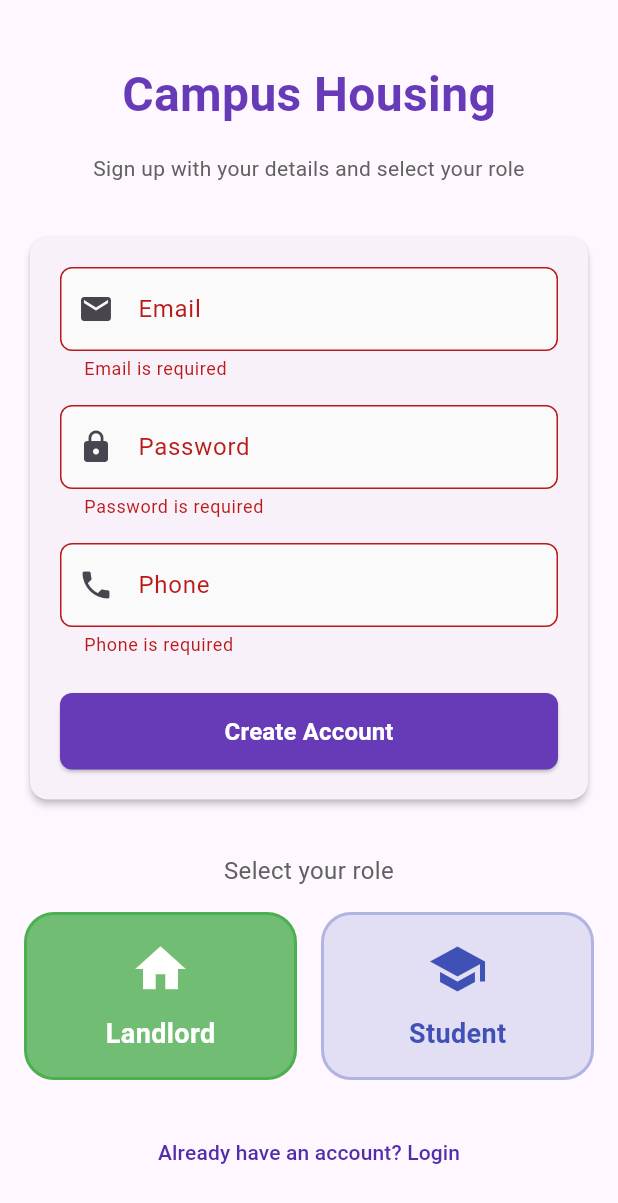
After one commit to jim-maina/Campus_housing, a Flutter app: the SignupPage screen opened directly, after a tap on "Create Account", after a tap on "Landlord", on a phone screen of 412 x 824 dp. The commit adds this screen. Shown: the top 1203 px of the screen. Run offline on Flutter 3.47's test engine with Material 3 defaults, Android fonts, the phone set to English and light mode, and no system bars; network calls fail.

Commit message:
merged the signup pages and role selector page into one

```diff
--- a/lib/screens/landing_page.dart
+++ b/lib/screens/landing_page.dart
@@ -1,5 +1,5 @@
 import 'package:flutter/material.dart';
-import 'role_selector.dart';
+import 'signup.dart';
 
 class LandingPage extends StatelessWidget {
   const LandingPage({super.key});
@@ -126,7 +126,7 @@ class LandingPage extends StatelessWidget {
                           onPressed: () {
                             Navigator.of(context).push(
                               MaterialPageRoute(
-                                builder: (_) => const RoleSelectorPage(),
+                                builder: (_) => const SignupPage(),
                               ),
                             );
                           },
@@ -141,7 +141,7 @@ class LandingPage extends StatelessWidget {
                             style: TextStyle(
                               fontSize: 15,
                               fontWeight: FontWeight.bold,
-                              color: Colors.deepPurple,
+                              color: Color.fromARGB(255, 13, 11, 17),
                             ),
                           ),
                         ),
--- /dev/null
+++ b/lib/screens/signup.dart
@@ -0,0 +1,310 @@
+import 'package:flutter/material.dart';
+import 'package:provider/provider.dart';
+import '../providers/auth_provider.dart';
+import '../screens/listings_feed.dart';
+import '../screens/login.dart';
+
+class SignupPage extends StatefulWidget {
+  const SignupPage({super.key});
+
+  @override
+  State<SignupPage> createState() => _SignupPageState();
+}
+
+class _SignupPageState extends State<SignupPage> {
+  final _formKey = GlobalKey<FormState>();
+  final _emailController = TextEditingController();
+  final _passwordController = TextEditingController();
+  final _phoneController = TextEditingController();
+
+  bool _isLoading = false;
+
+  // Role state: either 'student' or 'landlord'
+  String? _selectedRole;
+
+  @override
+  void dispose() {
+    _emailController.dispose();
+    _passwordController.dispose();
+    _phoneController.dispose();
+    super.dispose();
+  }
+
+  Future<void> _handleSignup() async {
+    if (_formKey.currentState!.validate() && _selectedRole != null) {
+      setState(() => _isLoading = true);
+
+      try {
+        final auth = context.read<AuthProvider>();
+        bool success = false;
+
+        if (_selectedRole == 'student') {
+          success = await auth.signupStudent(
+            email: _emailController.text.trim(),
+            password: _passwordController.text,
+            phone: _phoneController.text.trim(),
+          );
+        } else if (_selectedRole == 'landlord') {
+          success = await auth.signupLandlord(
+            email: _emailController.text.trim(),
+            password: _passwordController.text,
+            phone: _phoneController.text.trim(),
+          );
+        }
+
+        if (success && mounted) {
+          ScaffoldMessenger.of(context).showSnackBar(
+            const SnackBar(
+              content: Text('Signup successful!'),
+              backgroundColor: Colors.green,
+            ),
+          );
+          Navigator.of(context).pushReplacement(
+            MaterialPageRoute(builder: (_) => const ListingsFeedPage()),
+          );
+        }
+      } catch (e) {
+        if (mounted) {
+          ScaffoldMessenger.of(
+            context,
+          ).showSnackBar(SnackBar(content: Text('Error: $e')));
+        }
+      } finally {
+        if (mounted) setState(() => _isLoading = false);
+      }
+    } else if (_selectedRole == null) {
+      ScaffoldMessenger.of(
+        context,
+      ).showSnackBar(const SnackBar(content: Text('Please select a role')));
+    }
+  }
+
+  Widget _roleCard(String title, IconData icon, Color color, String value) {
+    final isSelected = _selectedRole == value;
+    return GestureDetector(
+      onTap: () {
+        setState(() => _selectedRole = value);
+      },
+      child: AnimatedContainer(
+        duration: const Duration(milliseconds: 200),
+        padding: const EdgeInsets.all(16),
+        decoration: BoxDecoration(
+          color: isSelected ? color.withOpacity(0.8) : color.withOpacity(0.15),
+          borderRadius: BorderRadius.circular(20),
+          border: Border.all(
+            color: isSelected ? color : color.withOpacity(0.3),
+            width: 2,
+          ),
+        ),
+        child: Column(
+          children: [
+            Icon(icon, size: 40, color: isSelected ? Colors.white : color),
+            const SizedBox(height: 10),
+            Text(
+              title,
+              style: TextStyle(
+                fontSize: 18,
+                fontWeight: FontWeight.bold,
+                color: isSelected ? Colors.white : color,
+              ),
+            ),
+          ],
+        ),
+      ),
+    );
+  }
+
+  @override
+  Widget build(BuildContext context) {
+    return Scaffold(
+      resizeToAvoidBottomInset: true,
+      body: SafeArea(
+        child: SingleChildScrollView(
+          padding: EdgeInsets.fromLTRB(
+            16,
+            40,
+            16,
+            16 + MediaQuery.of(context).viewInsets.bottom,
+          ),
+          child: Column(
+            crossAxisAlignment: CrossAxisAlignment.stretch,
+            children: [
+              // Header
+              Center(
+                child: Text(
+                  'Campus Housing',
+                  style: TextStyle(
+                    fontSize: 32,
+                    fontWeight: FontWeight.bold,
+                    color: Colors.deepPurple,
+                  ),
+                ),
+              ),
+              const SizedBox(height: 16),
+              Center(
+                child: Text(
+                  'Sign up with your details and select your role',
+                  textAlign: TextAlign.center,
+                  style: TextStyle(fontSize: 14, color: Colors.grey.shade700),
+                ),
+              ),
+              const SizedBox(height: 32),
+
+              // Signup Form
+              Card(
+                elevation: 2,
+                child: Padding(
+                  padding: const EdgeInsets.all(20),
+                  child: Form(
+                    key: _formKey,
+                    child: Column(
+                      crossAxisAlignment: CrossAxisAlignment.stretch,
+                      children: [
+                        TextFormField(
+                          controller: _emailController,
+                          decoration: InputDecoration(
+                            labelText: 'Email',
+                            prefixIcon: const Icon(Icons.email),
+                            border: OutlineInputBorder(
+                              borderRadius: BorderRadius.circular(8),
+                            ),
+                            filled: true,
+                            fillColor: Colors.grey.shade50,
+                          ),
+                          validator: (value) {
+                            if (value?.isEmpty ?? true)
+                              return 'Email is required';
+                            if (!value!.contains('@')) return 'Invalid email';
+                            return null;
+                          },
+                        ),
+                        const SizedBox(height: 16),
+                        TextFormField(
+                          controller: _passwordController,
+                          obscureText: true,
+                          decoration: InputDecoration(
+                            labelText: 'Password',
+                            prefixIcon: const Icon(Icons.lock),
+                            border: OutlineInputBorder(
+                              borderRadius: BorderRadius.circular(8),
+                            ),
+                            filled: true,
+                            fillColor: Colors.grey.shade50,
+                          ),
+                          validator: (value) {
+                            if (value?.isEmpty ?? true)
+                              return 'Password is required';
+                            if (value!.length < 6) return 'Min 6 characters';
+                            return null;
+                          },
+                        ),
+                        const SizedBox(height: 16),
+                        TextFormField(
+                          controller: _phoneController,
+                          decoration: InputDecoration(
+                            labelText: 'Phone',
+                            prefixIcon: const Icon(Icons.phone),
+                            border: OutlineInputBorder(
+                              borderRadius: BorderRadius.circular(8),
+                            ),
+                            filled: true,
+                            fillColor: Colors.grey.shade50,
+                          ),
+                          validator: (value) {
+                            if (value?.isEmpty ?? true)
+                              return 'Phone is required';
+                            return null;
+                          },
+                        ),
+                        const SizedBox(height: 24),
+                        ElevatedButton(
+                          onPressed: _isLoading ? null : _handleSignup,
+                          style: ElevatedButton.styleFrom(
+                            backgroundColor: Colors.deepPurple,
+                            padding: const EdgeInsets.symmetric(vertical: 14),
+                            shape: RoundedRectangleBorder(
+                              borderRadius: BorderRadius.circular(8),
+                            ),
+                          ),
+                          child: _isLoading
+                              ? const SizedBox(
+                                  height: 20,
+                                  width: 20,
+                                  child: CircularProgressIndicator(
+                                    strokeWidth: 2,
+                                    valueColor: AlwaysStoppedAnimation<Color>(
+                                      Colors.white,
+                                    ),
+                                  ),
+                                )
+                              : const Text(
+                                  'Create Account',
+                                  style: TextStyle(
+                                    fontSize: 16,
+                                    fontWeight: FontWeight.bold,
+                                    color: Colors.white,
+                                  ),
+                                ),
+                        ),
+                      ],
+                    ),
+                  ),
+                ),
+              ),
+
+              const SizedBox(height: 32),
+
+              // Role Selector Cards at the bottom
+              Text(
+                'Select your role',
+                textAlign: TextAlign.center,
+                style: TextStyle(fontSize: 16, color: Colors.grey.shade700),
+              ),
+              const SizedBox(height: 16),
+              Row(
+                mainAxisAlignment: MainAxisAlignment.spaceEvenly,
+                children: [
+                  Expanded(
+                    child: _roleCard(
+                      'Landlord',
+                      Icons.home,
+                      Colors.green,
+                      'landlord',
+                    ),
+                  ),
+                  const SizedBox(width: 16),
+                  Expanded(
+                    child: _roleCard(
+                      'Student',
+                      Icons.school,
+                      Colors.indigo,
+                      'student',
+                    ),
+                  ),
+                ],
+              ),
+
+              const SizedBox(height: 24),
+
+              // Login Link
+              Center(
+                child: TextButton(
+                  onPressed: () {
+                    Navigator.push(
+                      context,
+                      MaterialPageRoute(builder: (_) => const LoginPage()),
+                    );
+                  },
+                  child: Text(
+                    'Already have an account? Login',
+                    style: TextStyle(color: Colors.deepPurple.shade700),
+                  ),
+                ),
+              ),
+            ],
+          ),
+        ),
+      ),
+    );
+  }
+}
--- a/lib/screens/signup_landlord.dart
+++ b/lib/screens/signup_landlord.dart
@@ -1,3 +1,4 @@
+import 'package:campus_housing/screens/login.dart';
 import 'package:flutter/material.dart';
 import 'package:provider/provider.dart';
 import '../providers/auth_provider.dart';
@@ -235,7 +236,10 @@ class _LandlordSignupPageState extends State<LandlordSignupPage> {
             const SizedBox(height: 16),
             Center(
               child: TextButton(
-                onPressed: () => Navigator.pop(context),
+                onPressed: () => Navigator.push(
+                  context,
+                  MaterialPageRoute(builder: (_) => const LoginPage()),
+                ),
                 child: Text(
                   'Already have an account? Login',
                   style: TextStyle(color: Colors.deepPurple.shade700),
```
Also changed, not shown: lib/screens/login.dart (+7 -3 lines), lib/screens/role_selector.dart (deleted, +0 -337 lines), lib/screens/signup_student.dart (+5 -2 lines).
